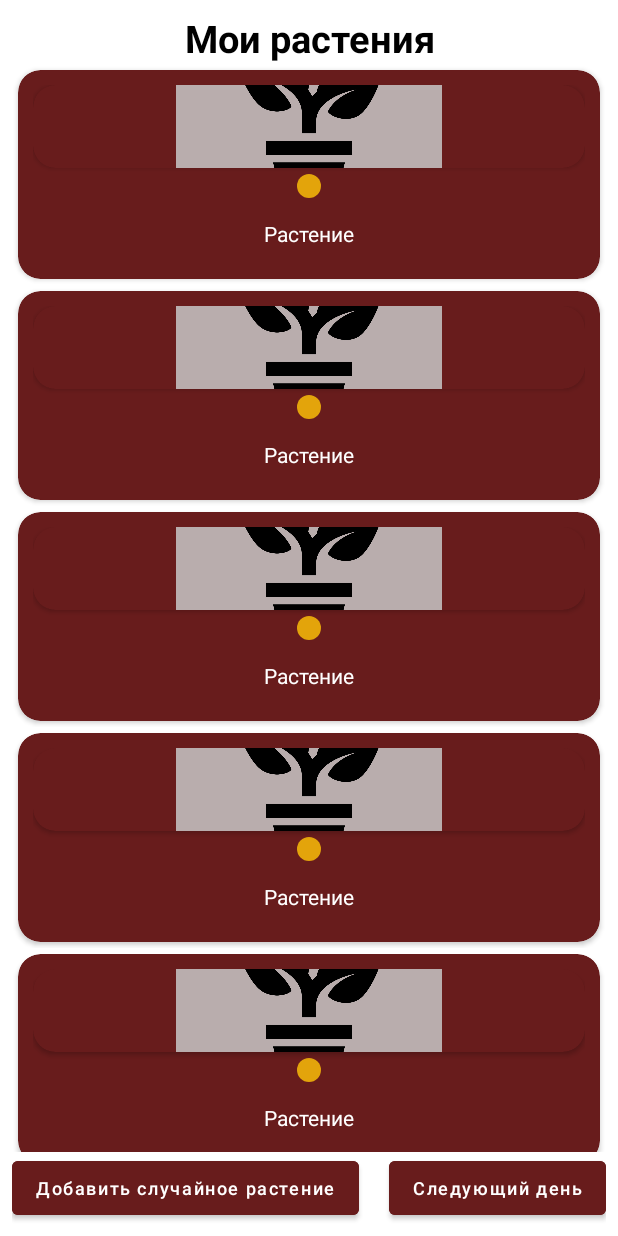
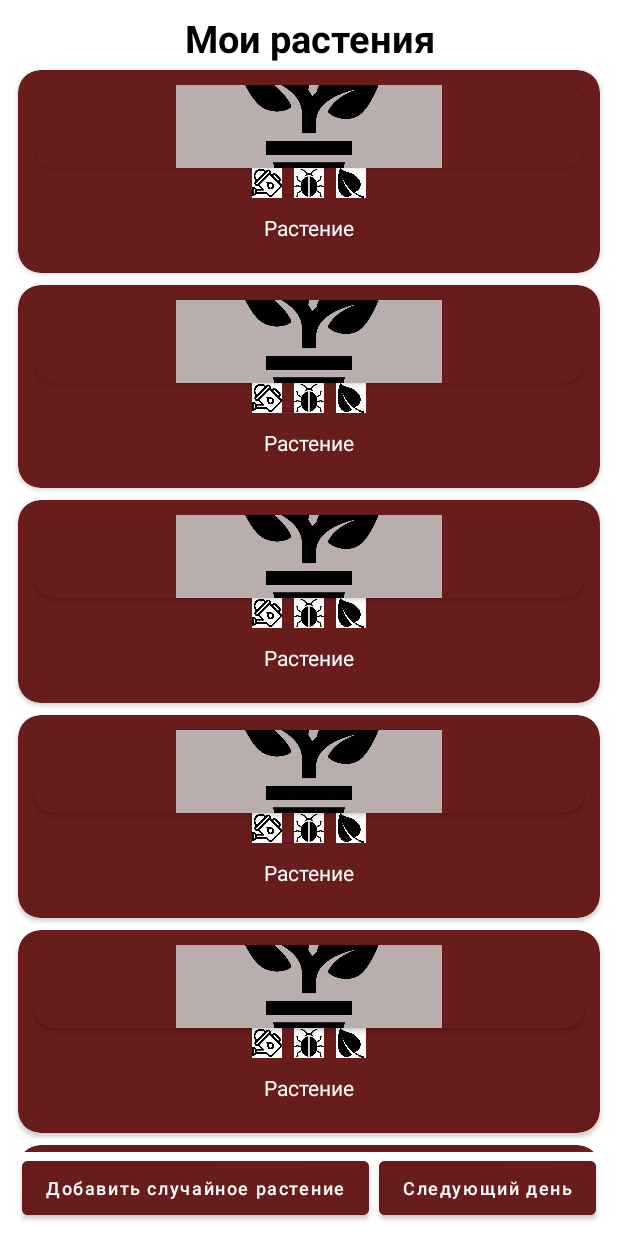
Before and after one commit to lealpy/Plant-Book, an Android app: the layout fragment_garden.xml on its own in the app's theme, with its tools: preview values and no code run, on a phone screen of 412 x 824 dp. Run offline under Robolectric (Android 15) with nearby library versions, the phone set to English and light mode, and no system bars.

Commit message:
Plant Book

```diff
--- a/app/src/main/AndroidManifest.xml
+++ b/app/src/main/AndroidManifest.xml
@@ -3,7 +3,6 @@
     package="com.example.plantsbook">
 
     <application
-        android:name=".App"
         android:allowBackup="true"
         android:icon="@mipmap/ic_launcher"
         android:label="@string/app_name"
@@ -11,15 +10,13 @@
         android:supportsRtl="true"
         android:theme="@style/Theme.PlantsBook">
 
-        <activity android:name=".presentation.MainActivity">
+        <activity android:name="com.example.plantsbook.presentation.MainActivity">
             <intent-filter>
                 <action android:name="android.intent.action.MAIN" />
 
                 <category android:name="android.intent.category.LAUNCHER" />
             </intent-filter>
         </activity>
-        <activity android:name=".activities.MainActivity">
-        </activity>
     </application>
 
 </manifest>
--- a/app/src/main/res/layout/activity_start.xml
+++ b/app/src/main/res/layout/activity_main.xml
@@ -7,7 +7,7 @@
     android:id="@+id/drawer_layout"
     android:layout_width="match_parent"
     android:layout_height="match_parent"
-    tools:context=".presentation.MainActivity"
+    tools:context=".activities.MainActivity"
     tools:openDrawer="start">
 
     <FrameLayout
--- a/app/src/main/res/layout/fragment_garden.xml
+++ b/app/src/main/res/layout/fragment_garden.xml
@@ -50,7 +50,7 @@
             android:textColor="@color/white"
             android:textSize="12sp"
             app:layout_constraintBottom_toBottomOf="parent"
-            app:layout_constraintEnd_toEndOf="parent"
+            app:layout_constraintEnd_toStartOf="@id/buttonNextDay"
             app:layout_constraintStart_toStartOf="parent"
             app:layout_constraintHorizontal_bias="0.0"/>
 
@@ -65,7 +65,7 @@
             android:textSize="12sp"
             app:layout_constraintBottom_toBottomOf="parent"
             app:layout_constraintEnd_toEndOf="parent"
-            app:layout_constraintStart_toStartOf="parent"
+            app:layout_constraintStart_toEndOf="@id/buttonAddRandomPlant"
             app:layout_constraintHorizontal_bias="1.0"/>
 
     </androidx.constraintlayout.widget.ConstraintLayout>
--- a/app/src/main/res/layout/plant_item.xml
+++ b/app/src/main/res/layout/plant_item.xml
@@ -39,14 +39,38 @@
                     android:layout_height="100dp"
                     app:layout_constraintDimensionRatio="H,16:9"/>
 
-             </androidx.cardview.widget.CardView>
+            </androidx.cardview.widget.CardView>
 
-            <ImageView
-                android:id="@+id/indicatorItemImage"
-                tools:srcCompat="@drawable/ic_baseline_fiber_manual_record_24"
-                android:layout_width="wrap_content"
-                android:layout_height="wrap_content"
-                android:layout_gravity="center"/>
+            <LinearLayout
+                android:layout_width="match_parent"
+                android:layout_height="match_parent"
+                android:orientation="horizontal"
+                android:gravity="center">
+
+                <ImageView
+                    android:id="@+id/imgIsNotWatered"
+                    tools:srcCompat="@drawable/img_is_not_watered"
+                    android:layout_width="20dp"
+                    android:layout_height="20dp"
+                    android:layout_gravity="center" />
+
+                <ImageView
+                    android:id="@+id/imgInsectsAttacked"
+                    tools:srcCompat="@drawable/img_insects_attacked"
+                    android:layout_width="20dp"
+                    android:layout_height="20dp"
+                    android:layout_gravity="center"
+                    android:layout_marginLeft="8dp"
+                    android:layout_marginRight="8dp"/>
+
+                <ImageView
+                    android:id="@+id/imgLeavesFallen"
+                    tools:srcCompat="@drawable/img_leaves_fallen"
+                    android:layout_width="20dp"
+                    android:layout_height="20dp"
+                    android:layout_gravity="center"/>
+
+            </LinearLayout>
 
             <TextView
                 android:id="@+id/plantItemTitle"
```
Also changed, not shown: app/src/main/java/com/example/plantsbook/data/models/PlantType.kt (+7 -7 lines), app/src/main/java/com/example/plantsbook/data/repository/PlantsRepository.kt (+14 -14 lines), app/src/main/java/com/example/plantsbook/presentation/MainActivity.kt (+11 -11 lines), app/src/main/java/com/example/plantsbook/presentation/garden/PlantAdapter.kt (+16 -2 lines), app/src/main/java/com/example/plantsbook/utils/DrawableFormatter.kt (+7 -7 lines), app/src/main/res/drawable/img_insects_attacked.jpg (added), app/src/main/res/drawable/img_is_not_watered.jpg (added), app/src/main/res/drawable/img_leaves_fallen.jpg (added).
